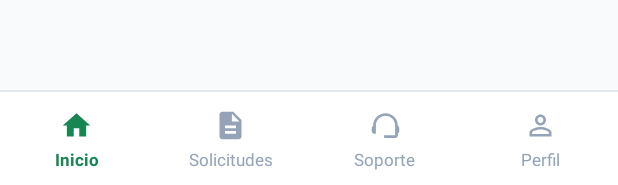
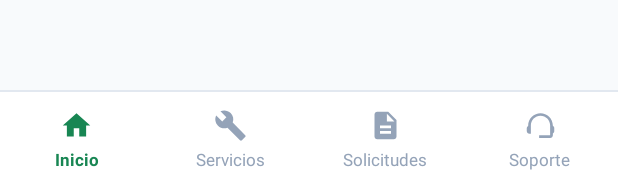
Before and after one commit to OswaldoRmz/appSTEquipo2, an Android app: the layout activity_inicio.xml on its own in the app's theme, with its tools: preview values and no code run, on a phone screen of 412 x 824 dp. Shown: the part 1048-1233 px from the top of the screen. Run offline under Robolectric (Android 15) with nearby library versions, the phone set to English and light mode, and no system bars.

Commit message:
cambios en el diseño

```diff
--- /dev/null
+++ b/app/src/main/res/drawable/ic_servicios.xml
@@ -0,0 +1,10 @@
+<?xml version="1.0" encoding="utf-8"?>
+<vector xmlns:android="http://schemas.android.com/apk/res/android"
+    android:width="24dp"
+    android:height="24dp"
+    android:viewportWidth="24"
+    android:viewportHeight="24">
+    <path
+        android:fillColor="#FF000000"
+        android:pathData="M22.7,19l-9.1,-9.1c0.9,-2.3 0.4,-5 -1.5,-6.9c-2,-2 -5,-2.4 -7.4,-1.3L9,6L6,9L1.6,4.7C0.4,7.1 0.9,10.1 2.9,12.1c1.9,1.9 4.6,2.4 6.9,1.5l9.1,9.1c0.4,0.4 1,0.4 1.4,0l2.3,-2.3c0.5,-0.4 0.5,-1.1 0.1,-1.4z" />
+</vector>
--- a/app/src/main/res/layout/activity_inicio.xml
+++ b/app/src/main/res/layout/activity_inicio.xml
@@ -383,7 +383,37 @@
                 android:textStyle="bold" />
         </LinearLayout>
 
-        <!-- 2. Solicitudes -->
+        <!-- 2. Servicios -->
+        <LinearLayout
+            android:id="@+id/navServicios"
+            android:layout_width="0dp"
+            android:layout_height="match_parent"
+            android:layout_weight="1"
+            android:clickable="true"
+            android:focusable="true"
+            android:foreground="?attr/selectableItemBackground"
+            android:gravity="center"
+            android:orientation="vertical">
+
+            <ImageView
+                android:id="@+id/iconNavServicios"
+                android:layout_width="22dp"
+                android:layout_height="22dp"
+                android:contentDescription="Servicios"
+                android:src="@drawable/ic_servicios"
+                app:tint="#94A3B8" />
+
+            <TextView
+                android:id="@+id/lblNavServicios"
+                android:layout_width="wrap_content"
+                android:layout_height="wrap_content"
+                android:layout_marginTop="4dp"
+                android:text="Servicios"
+                android:textColor="#94A3B8"
+                android:textSize="11sp" />
+        </LinearLayout>
+
+        <!-- 3. Solicitudes -->
         <LinearLayout
             android:id="@+id/navSolicitudes"
             android:layout_width="0dp"
@@ -413,7 +443,7 @@
                 android:textSize="11sp" />
         </LinearLayout>
 
-        <!-- 3. Soporte -->
+        <!-- 4. Soporte -->
         <LinearLayout
             android:id="@+id/navSoporte"
             android:layout_width="0dp"
@@ -443,36 +473,6 @@
                 android:textSize="11sp" />
         </LinearLayout>
 
-        <!-- 4. Perfil -->
-        <LinearLayout
-            android:id="@+id/navPerfil"
-            android:layout_width="0dp"
-            android:layout_height="match_parent"
-            android:layout_weight="1"
-            android:clickable="true"
-            android:focusable="true"
-            android:foreground="?attr/selectableItemBackground"
-            android:gravity="center"
-            android:orientation="vertical">
-
-            <ImageView
-                android:id="@+id/iconNavPerfil"
-                android:layout_width="22dp"
-                android:layout_height="22dp"
-                android:contentDescription="Perfil"
-                android:src="@drawable/ic_perfil"
-                app:tint="#94A3B8" />
-
-            <TextView
-                android:id="@+id/lblNavPerfil"
-                android:layout_width="wrap_content"
-                android:layout_height="wrap_content"
-                android:layout_marginTop="4dp"
-                android:text="Perfil"
-                android:textColor="#94A3B8"
-                android:textSize="11sp" />
-        </LinearLayout>
-
     </LinearLayout>
 
 </androidx.constraintlayout.widget.ConstraintLayout>
--- a/app/src/main/res/layout/activity_reportar_problema.xml
+++ b/app/src/main/res/layout/activity_solicitar_servicio.xml
@@ -32,7 +32,7 @@
         <TextView
             android:layout_width="wrap_content"
             android:layout_height="wrap_content"
-            android:text="Reportar problema"
+            android:text="Solicitar servicio"
             android:textColor="#0D2847"
             android:textSize="16sp"
             android:textStyle="bold"
```
